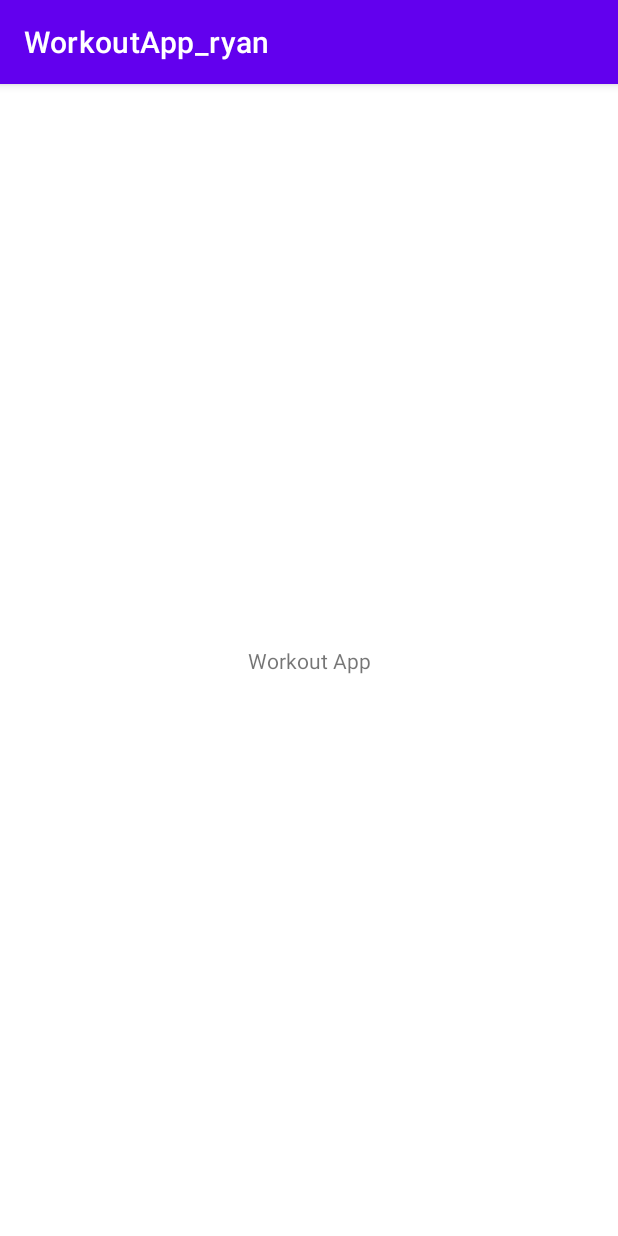
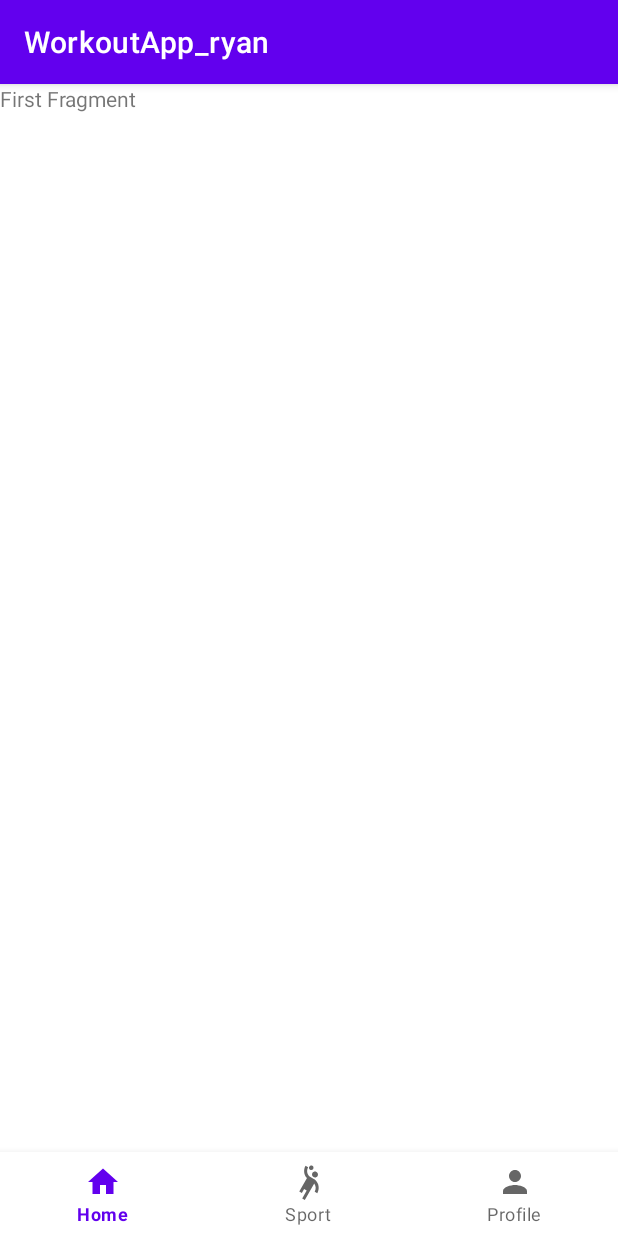
Before and after one commit to DeVogelRyan/WorkoutApp_Ryan, an Android app: the screen it shows after launch (MainActivity), on a phone screen of 412 x 824 dp. Run offline under Robolectric (Android 15) with nearby library versions, the phone set to English and light mode, and no system bars.

Commit message:
Added bottom navigation with fragments

```diff
--- a/app/build.gradle
+++ b/app/build.gradle
@@ -38,7 +38,6 @@ android {
 }
 
 dependencies {
-
     implementation 'androidx.core:core-ktx:1.7.0'
     implementation 'androidx.appcompat:appcompat:1.5.1'
     implementation 'com.google.android.material:material:1.7.0'
@@ -47,4 +46,8 @@ dependencies {
     androidTestImplementation 'androidx.test.ext:junit:1.1.3'
     androidTestImplementation 'androidx.test.espresso:espresso-core:3.4.0'
     implementation "com.squareup.okhttp3:okhttp:4.9.0"
+    implementation("androidx.navigation:navigation-fragment-ktx:2.5.3")
+    implementation("androidx.navigation:navigation-ui-ktx:2.5.3")
+
+
 }
--- /dev/null
+++ b/app/src/main/java/com/example/workoutapp_ryan/FirstFragment.kt
@@ -0,0 +1,59 @@
+package com.example.workoutapp_ryan
+
+import android.os.Bundle
+import androidx.fragment.app.Fragment
+import android.view.LayoutInflater
+import android.view.View
+import android.view.ViewGroup
+
+// TODO: Rename parameter arguments, choose names that match
+// the fragment initialization parameters, e.g. ARG_ITEM_NUMBER
+private const val ARG_PARAM1 = "param1"
+private const val ARG_PARAM2 = "param2"
+
+/**
+ * A simple [Fragment] subclass.
+ * Use the [FirstFragment.newInstance] factory method to
+ * create an instance of this fragment.
+ */
+class FirstFragment : Fragment() {
+    // TODO: Rename and change types of parameters
+    private var param1: String? = null
+    private var param2: String? = null
+
+    override fun onCreate(savedInstanceState: Bundle?) {
+        super.onCreate(savedInstanceState)
+        arguments?.let {
+            param1 = it.getString(ARG_PARAM1)
+            param2 = it.getString(ARG_PARAM2)
+        }
+    }
+
+    override fun onCreateView(
+        inflater: LayoutInflater, container: ViewGroup?,
+        savedInstanceState: Bundle?
+    ): View? {
+        // Inflate the layout for this fragment
+        return inflater.inflate(R.layout.fragment_first, container, false)
+    }
+
+    companion object {
+        /**
+         * Use this factory method to create a new instance of
+         * this fragment using the provided parameters.
+         *
+         * @param param1 Parameter 1.
+         * @param param2 Parameter 2.
+         * @return A new instance of fragment FirstFragment.
+         */
+        // TODO: Rename and change types and number of parameters
+        @JvmStatic
+        fun newInstance(param1: String, param2: String) =
+            FirstFragment().apply {
+                arguments = Bundle().apply {
+                    putString(ARG_PARAM1, param1)
+                    putString(ARG_PARAM2, param2)
+                }
+            }
+    }
+}
--- a/app/src/main/java/com/example/workoutapp_ryan/MainActivity.kt
+++ b/app/src/main/java/com/example/workoutapp_ryan/MainActivity.kt
@@ -14,10 +14,12 @@ class MainActivity : AppCompatActivity() {
         super.onCreate(savedInstanceState)
         setContentView(R.layout.activity_main)
 
-        APIRequest()
+
+
+        //APIRequest()
     }
 
-    private fun APIRequest() {
+   /* private fun APIRequest() {
         val request =
             Request.Builder().url("https://exercisedb.p.rapidapi.com/exercises").get()
                 .addHeader("X-RapidAPI-Key", BuildConfig.API_KEY)
@@ -40,5 +42,5 @@ class MainActivity : AppCompatActivity() {
                 }
             }
         })
-    }
+    }*/
 }
--- /dev/null
+++ b/app/src/main/res/drawable/ic_home.xml
@@ -0,0 +1,5 @@
+<vector android:height="24dp" android:tint="#000000"
+    android:viewportHeight="24" android:viewportWidth="24"
+    android:width="24dp" xmlns:android="http://schemas.android.com/apk/res/android">
+    <path android:fillColor="@android:color/white" android:pathData="M10,20v-6h4v6h5v-8h3L12,3 2,12h3v8z"/>
+</vector>
--- /dev/null
+++ b/app/src/main/res/drawable/ic_person.xml
@@ -0,0 +1,5 @@
+<vector android:height="24dp" android:tint="#000000"
+    android:viewportHeight="24" android:viewportWidth="24"
+    android:width="24dp" xmlns:android="http://schemas.android.com/apk/res/android">
+    <path android:fillColor="@android:color/white" android:pathData="M12,12c2.21,0 4,-1.79 4,-4s-1.79,-4 -4,-4 -4,1.79 -4,4 1.79,4 4,4zM12,14c-2.67,0 -8,1.34 -8,4v2h16v-2c0,-2.66 -5.33,-4 -8,-4z"/>
+</vector>
--- /dev/null
+++ b/app/src/main/res/drawable/ic_sports_handball.xml
@@ -0,0 +1,7 @@
+<vector android:height="24dp" android:tint="#000000"
+    android:viewportHeight="24" android:viewportWidth="24"
+    android:width="24dp" xmlns:android="http://schemas.android.com/apk/res/android">
+    <path android:fillColor="@android:color/white" android:pathData="M14.27,6C13.72,6.95 14.05,8.18 15,8.73c0.95,0.55 2.18,0.22 2.73,-0.73c0.55,-0.95 0.22,-2.18 -0.73,-2.73C16.05,4.72 14.82,5.05 14.27,6z"/>
+    <path android:fillColor="@android:color/white" android:pathData="M15.84,10.41c0,0 -1.63,-0.94 -2.6,-1.5c-2.38,-1.38 -3.2,-4.44 -1.82,-6.82l-1.73,-1C8.1,3.83 8.6,7.21 10.66,9.4l-5.15,8.92l1.73,1l1.5,-2.6l1.73,1l-3,5.2l1.73,1l6.29,-10.89c1.14,1.55 1.33,3.69 0.31,5.46l1.73,1C19.13,16.74 18.81,12.91 15.84,10.41z"/>
+    <path android:fillColor="@android:color/white" android:pathData="M12.75,3.8c0.72,0.41 1.63,0.17 2.05,-0.55c0.41,-0.72 0.17,-1.63 -0.55,-2.05c-0.72,-0.41 -1.63,-0.17 -2.05,0.55C11.79,2.47 12.03,3.39 12.75,3.8z"/>
+</vector>
--- a/app/src/main/res/layout/activity_main.xml
+++ b/app/src/main/res/layout/activity_main.xml
@@ -6,13 +6,27 @@
     android:layout_height="match_parent"
     tools:context=".MainActivity">
 
-    <TextView
-        android:layout_width="wrap_content"
+    <com.google.android.material.bottomnavigation.BottomNavigationView
+        android:id="@+id/bottomNavigationView"
+        android:layout_width="match_parent"
         android:layout_height="wrap_content"
-        android:text="Workout App"
         app:layout_constraintBottom_toBottomOf="parent"
         app:layout_constraintEnd_toEndOf="parent"
+        app:layout_constraintHorizontal_bias="0.0"
         app:layout_constraintStart_toStartOf="parent"
-        app:layout_constraintTop_toTopOf="parent" />
+        app:layout_constraintTop_toTopOf="parent"
+        app:layout_constraintVertical_bias="1.0"
+        app:menu="@menu/bottom_menu">
 
+    </com.google.android.material.bottomnavigation.BottomNavigationView>
+
+    <androidx.fragment.app.FragmentContainerView
+        android:id="@+id/fragmentContainerView"
+        android:name="androidx.navigation.fragment.NavHostFragment"
+        android:layout_width="match_parent"
+        android:layout_height="match_parent"
+        app:defaultNavHost="true"
+        app:navGraph="@navigation/nav_graph"
+        tools:layout_editor_absoluteX="2dp"
+        tools:layout_editor_absoluteY="377dp" />
 </androidx.constraintlayout.widget.ConstraintLayout>
--- /dev/null
+++ b/app/src/main/res/layout/fragment_first.xml
@@ -0,0 +1,15 @@
+<?xml version="1.0" encoding="utf-8"?>
+<FrameLayout xmlns:android="http://schemas.android.com/apk/res/android"
+    xmlns:tools="http://schemas.android.com/tools"
+    android:id="@+id/firstFragment"
+    android:layout_width="match_parent"
+    android:layout_height="match_parent"
+    tools:context=".FirstFragment">
+
+    <!-- TODO: Update blank fragment layout -->
+    <TextView
+        android:layout_width="match_parent"
+        android:layout_height="match_parent"
+        android:text="First Fragment" />
+
+</FrameLayout>
--- /dev/null
+++ b/app/src/main/res/menu/bottom_menu.xml
@@ -0,0 +1,16 @@
+<?xml version="1.0" encoding="utf-8"?>
+<menu xmlns:android="http://schemas.android.com/apk/res/android">
+
+    <item
+        android:id="@+id/firstFragment"
+        android:icon="@drawable/ic_home"
+        android:title="Home" />
+    <item
+        android:id="@+id/secondFragment"
+        android:icon="@drawable/ic_sports_handball"
+        android:title="Sport" />
+    <item
+        android:id="@+id/thirdFragment"
+        android:icon="@drawable/ic_person"
+        android:title="Profile" />
+</menu>
--- /dev/null
+++ b/app/src/main/res/navigation/nav_graph.xml
@@ -0,0 +1,23 @@
+<?xml version="1.0" encoding="utf-8"?>
+
+<navigation xmlns:android="http://schemas.android.com/apk/res/android"
+    xmlns:app="http://schemas.android.com/apk/res-auto"
+    xmlns:tools="http://schemas.android.com/tools"
+    android:id="@+id/nav_graph"
+    app:startDestination="@id/firstFragment">
+    <fragment
+        android:id="@+id/firstFragment"
+        android:name="com.example.workoutapp_ryan.FirstFragment"
+        android:label="fragment_first"
+        tools:layout="@layout/fragment_first" />
+    <fragment
+        android:id="@+id/secondFragment"
+        android:name="com.example.workoutapp_ryan.SecondFragment"
+        android:label="fragment_second"
+        tools:layout="@layout/fragment_second" />
+    <fragment
+        android:id="@+id/thirdFragment"
+        android:name="com.example.workoutapp_ryan.ThirdFragment"
+        android:label="fragment_third"
+        tools:layout="@layout/fragment_third" />
+</navigation>
--- a/app/src/main/res/values/strings.xml
+++ b/app/src/main/res/values/strings.xml
@@ -1,3 +1,5 @@
 <resources>
     <string name="app_name">WorkoutApp_ryan</string>
+    <!-- TODO: Remove or change this placeholder text -->
+    <string name="hello_blank_fragment">Hello blank fragment</string>
 </resources>
```
Also changed, not shown: app/src/main/java/com/example/workoutapp_ryan/SecondFragment.kt (added, +59 -0 lines), app/src/main/java/com/example/workoutapp_ryan/ThirdFragment.kt (added, +59 -0 lines), app/src/main/res/layout/fragment_second.xml (added, +15 -0 lines), app/src/main/res/layout/fragment_third.xml (added, +15 -0 lines).
